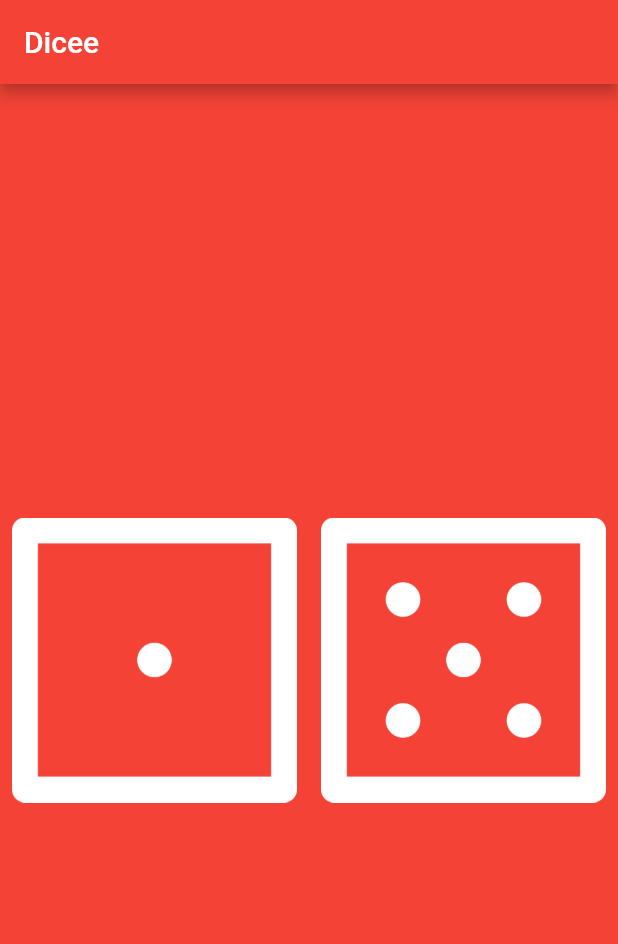
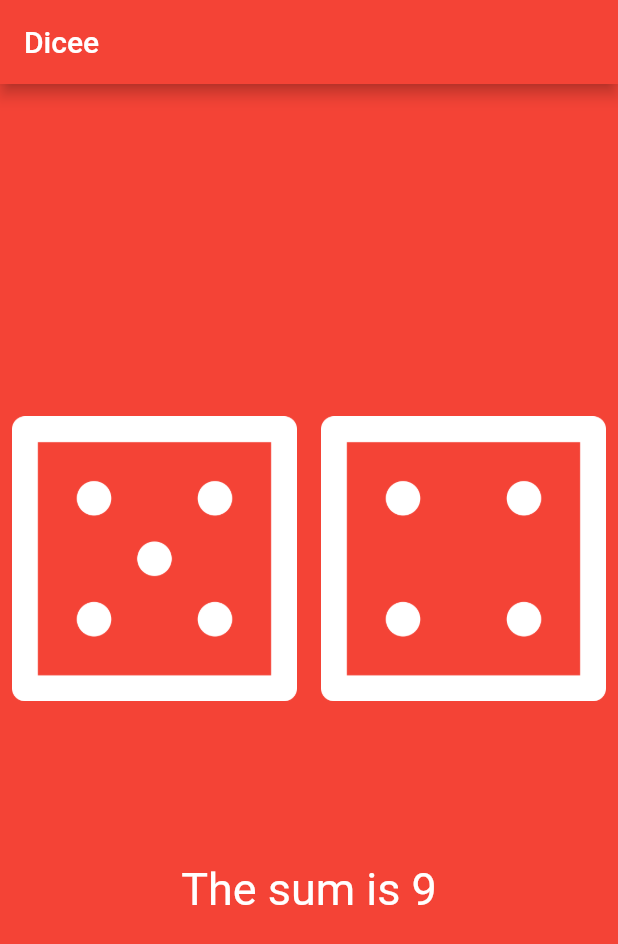
Before and after one commit to Harryalways317/flutter-30-days, a Flutter app: the screen it shows after launch, on a phone screen of 412 x 824 dp. Shown: the top 944 px of the screen. Run offline on Flutter 3.47's test engine with Material 2 defaults, Android fonts, the light colour scheme and no system bars.

Commit message:
initial commit

```diff
--- a/dicee-flutter/lib/main.dart
+++ b/dicee-flutter/lib/main.dart
@@ -1,3 +1,5 @@
+import 'dart:math';
+
 import 'package:flutter/material.dart';
 
 void main() {
@@ -15,32 +17,60 @@ void main() {
   );
 }
 
-class DicePage extends StatelessWidget {
+class DicePage extends StatefulWidget {
+  //const DicePage({Key? key}) : super(key: key);
+
+  @override
+  _DicePageState createState() => _DicePageState();
+}
+
+class _DicePageState extends State<DicePage> {
+  int leftDiceNumber = 5;
+  int rightDiceNumber = 4;
+  void changeDiceFace() {
+    setState(() {
+      leftDiceNumber = Random().nextInt(6) + 1;
+      rightDiceNumber = Random().nextInt(6) + 1;
+    });
+  }
+
   @override
   Widget build(BuildContext context) {
-    return Center(
+    return Column(
+      mainAxisAlignment: MainAxisAlignment.center,
+      children: [
+        Center(
+          child: GestureDetector(
+            onTap: () => changeDiceFace(),
             child: Row(
               children: [
                 Expanded(
-            child: GestureDetector(
-              onTap: null,
                   child: Padding(
                     padding: const EdgeInsets.all(8.0),
-                child: Image.asset("images/dice1.png"),
-              ),
+                    child: Image.asset("images/dice$leftDiceNumber.png"),
                   ),
                 ),
                 Expanded(
-            child: GestureDetector(
-              onTap: null,
                   child: Padding(
                     padding: const EdgeInsets.all(8.0),
-                child: Image.asset("images/dice5.png"),
-              ),
+                    child: Image.asset("images/dice$rightDiceNumber.png"),
                   ),
                 )
               ],
             ),
+          ),
+        ),
+        Padding(
+          padding: const EdgeInsets.only(top: 100),
+          child: Text(
+            "The sum is ${leftDiceNumber + rightDiceNumber}",
+            style: TextStyle(
+              fontSize: 30,
+              color: Colors.white,
+            ),
+          ),
+        ),
+      ],
     );
   }
 }
--- /dev/null
+++ b/magic-8-ball-flutter/lib/main.dart
@@ -0,0 +1,7 @@
+import 'package:flutter/material.dart';
+
+void main() => runApp(
+      MaterialApp(
+        home: null,
+      ),
+    );
```
Also changed, not shown: magic-8-ball-flutter/pubspec.yaml (added, +24 -0 lines), magic-8-ball-flutter/images/ball1.png (added), magic-8-ball-flutter/images/ball2.png (added), magic-8-ball-flutter/images/ball3.png (added), magic-8-ball-flutter/images/ball4.png (added), magic-8-ball-flutter/images/ball5.png (added), 72 other files. Lines whose indentation alone changed are shown as unchanged.
